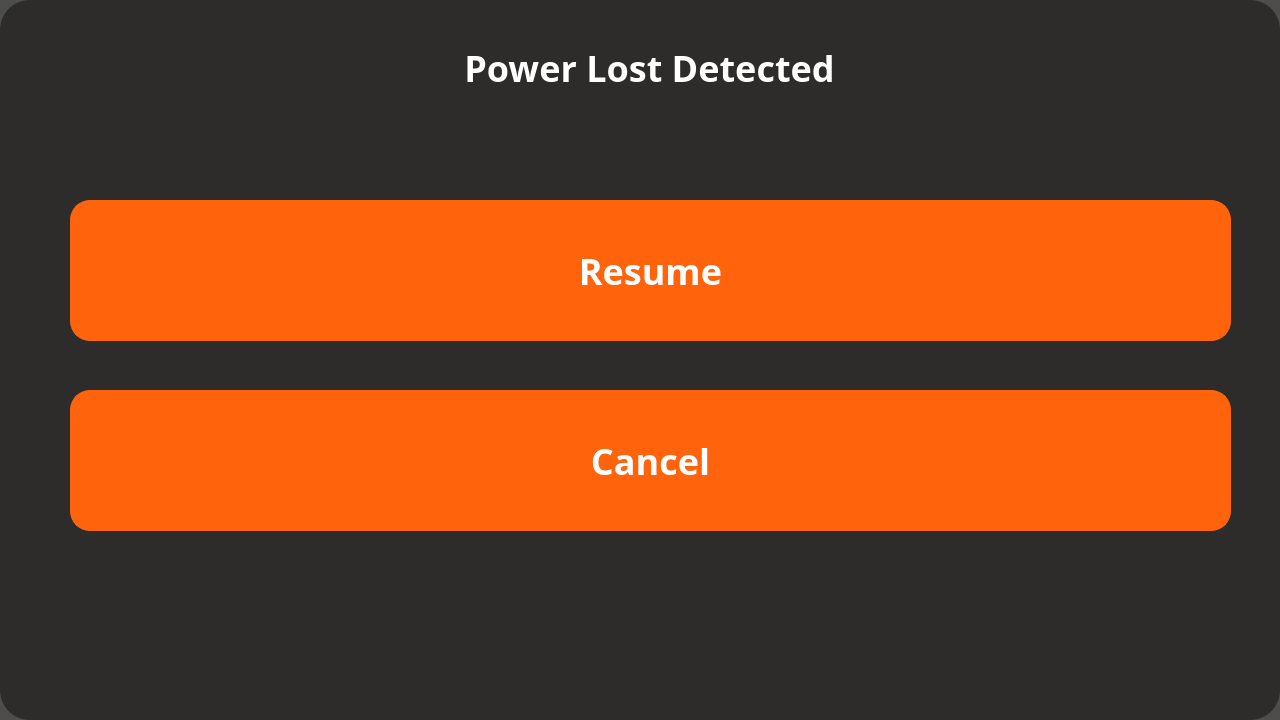
The window that dialog/powerlost.ui (XCDesigner/JadeLaboScreen) describes before a commit, drawn with Qt 5.
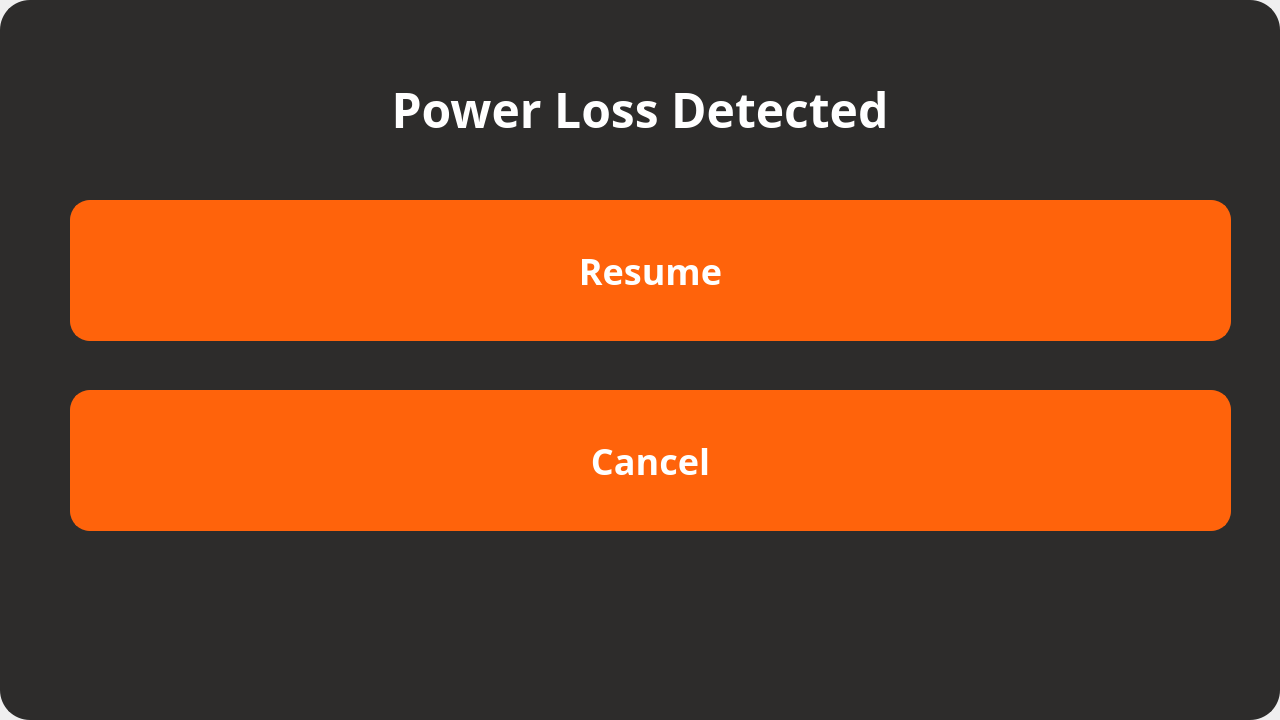
The same window after the commit.

```diff
--- a/dialog/powerlost.ui
+++ b/dialog/powerlost.ui
@@ -33,47 +33,6 @@
     <string/>
    </property>
   </widget>
-  <widget class="QLabel" name="label_2">
-   <property name="geometry">
-    <rect>
-     <x>260</x>
-     <y>0</y>
-     <width>779</width>
-     <height>136</height>
-    </rect>
-   </property>
-   <property name="styleSheet">
-    <string notr="true">font-weight: bold;font-family:Barlow;background-color: rgba(45, 44, 43, 255);
-text-align: center;
-font-family:Barlow;
-color: rgb(255, 255, 255);
-border: 2px solid rgba(45, 44, 43, 255);
-font-size: 32px;
-</string>
-   </property>
-   <property name="text">
-    <string>&lt;html&gt;&lt;head/&gt;&lt;body&gt;&lt;p align=&quot;center&quot;&gt;&lt;span style=&quot; font-size:27pt;&quot;&gt;Power Lost Detected&lt;/span&gt;&lt;/p&gt;&lt;/body&gt;&lt;/html&gt;</string>
-   </property>
-   <property name="alignment">
-    <set>Qt::AlignCenter</set>
-   </property>
-  </widget>
-  <widget class="QLabel" name="label_3">
-   <property name="geometry">
-    <rect>
-     <x>0</x>
-     <y>0</y>
-     <width>1280</width>
-     <height>720</height>
-    </rect>
-   </property>
-   <property name="styleSheet">
-    <string notr="true">background-color: rgba(32, 32, 31, 200);</string>
-   </property>
-   <property name="text">
-    <string/>
-   </property>
-  </widget>
   <widget class="QPushButton" name="btnResume">
    <property name="geometry">
     <rect>
@@ -118,11 +77,30 @@
     <string>Cancel</string>
    </property>
   </widget>
-  <zorder>label_3</zorder>
-  <zorder>label</zorder>
-  <zorder>label_2</zorder>
-  <zorder>btnResume</zorder>
-  <zorder>btnCancel</zorder>
+  <widget class="QLabel" name="label_2">
+   <property name="geometry">
+    <rect>
+     <x>0</x>
+     <y>70</y>
+     <width>1280</width>
+     <height>78</height>
+    </rect>
+   </property>
+   <property name="styleSheet">
+    <string notr="true">QLabel{
+	font-size:48px;
+	font-family: barlow;
+	color: white;
+	font-weight: bold
+}</string>
+   </property>
+   <property name="text">
+    <string>Power Loss Detected</string>
+   </property>
+   <property name="alignment">
+    <set>Qt::AlignCenter</set>
+   </property>
+  </widget>
  </widget>
  <resources/>
  <connections/>
```
